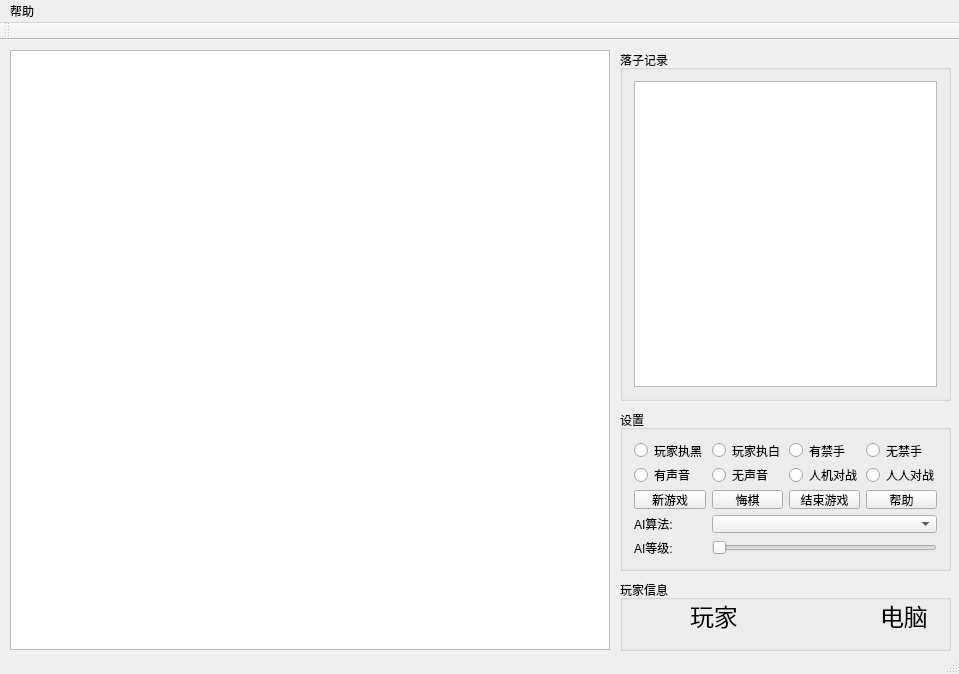
This is QtGomoku/QtGomoku/QtGomoku.ui in jiafeng5513/Gomoku as Qt 5 draws it before an edit. The edited form follows.
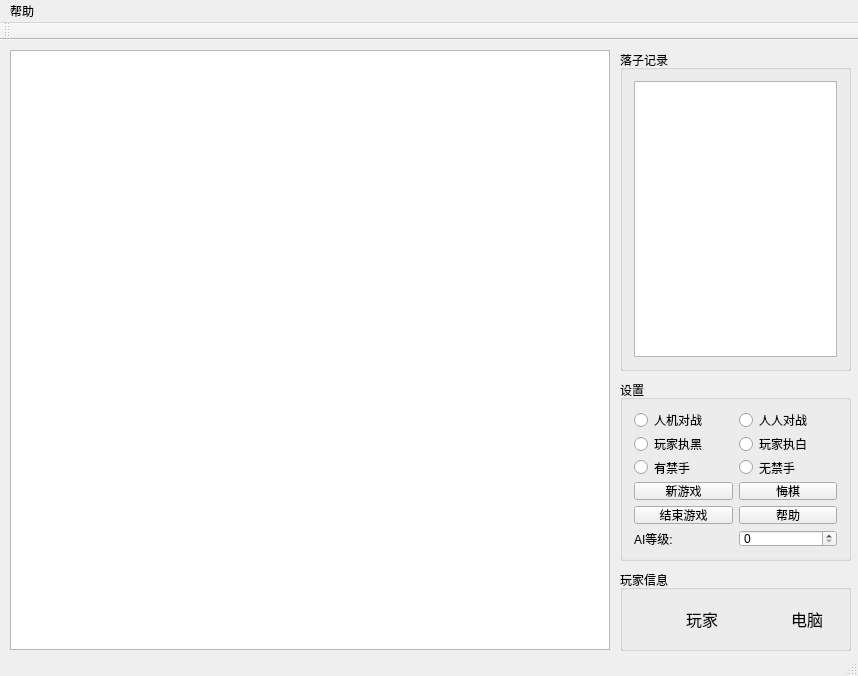
This is the edited form. Icons and pictures are not drawn.

Diff of the .ui file:
```diff
--- a/QtGomoku/QtGomoku/QtGomoku.ui
+++ b/QtGomoku/QtGomoku/QtGomoku.ui
@@ -9,8 +9,8 @@
    <rect>
     <x>0</x>
     <y>0</y>
-    <width>959</width>
-    <height>674</height>
+    <width>858</width>
+    <height>676</height>
    </rect>
   </property>
   <property name="sizePolicy">
@@ -20,7 +20,14 @@
    </sizepolicy>
   </property>
   <property name="windowTitle">
-   <string>QtGomoku</string>
+   <string>五子棋</string>
+  </property>
+  <property name="windowIcon">
+   <iconset resource="QtGomoku.qrc">
+    <normaloff>:/QtGomoku/Resources/Window.ico</normaloff>:/QtGomoku/Resources/Window.ico</iconset>
+  </property>
+  <property name="autoFillBackground">
+   <bool>false</bool>
   </property>
   <property name="styleSheet">
    <string notr="true">background-image: url(:/QtGomoku/Resources/bg.png);</string>
@@ -50,8 +57,8 @@
      <rect>
       <x>620</x>
       <y>10</y>
-      <width>331</width>
-      <height>351</height>
+      <width>231</width>
+      <height>321</height>
      </rect>
     </property>
     <property name="title">
@@ -67,23 +74,16 @@
     <property name="geometry">
      <rect>
       <x>620</x>
-      <y>370</y>
-      <width>331</width>
-      <height>161</height>
+      <y>340</y>
+      <width>231</width>
+      <height>181</height>
      </rect>
     </property>
     <property name="title">
      <string>设置</string>
     </property>
     <layout class="QGridLayout" name="gridLayout_2">
-     <item row="0" column="0">
-      <widget class="QRadioButton" name="radioButton_HumanBlack">
-       <property name="text">
-        <string>玩家执黑</string>
-       </property>
-      </widget>
-     </item>
-     <item row="4" column="0">
+     <item row="5" column="0">
       <widget class="QLabel" name="label_4">
        <property name="text">
         <string>AI等级:</string>
@@ -91,122 +91,95 @@
       </widget>
      </item>
      <item row="3" column="0">
-      <widget class="QLabel" name="label_3">
+      <widget class="QPushButton" name="pushButton_NewGame">
        <property name="text">
-        <string>AI算法:</string>
+        <string>新游戏</string>
        </property>
       </widget>
      </item>
-     <item row="3" column="1" colspan="3">
-      <widget class="QComboBox" name="comboBox_AiAlgorithm"/>
-     </item>
-     <item row="4" column="1" colspan="3">
-      <widget class="QSlider" name="horizontalSlider_AiLevel">
-       <property name="orientation">
-        <enum>Qt::Horizontal</enum>
-       </property>
-      </widget>
-     </item>
-     <item row="0" column="1">
+     <item row="1" column="1">
       <widget class="QRadioButton" name="radioButton_HumanWhite">
        <property name="text">
         <string>玩家执白</string>
        </property>
       </widget>
      </item>
-     <item row="1" column="2">
-      <widget class="QRadioButton" name="radioButton_PVE">
-       <property name="text">
-        <string>人机对战</string>
-       </property>
-      </widget>
-     </item>
-     <item row="0" column="2">
-      <widget class="QRadioButton" name="radioButton_EnableForbidden">
-       <property name="text">
-        <string>有禁手</string>
-       </property>
-      </widget>
-     </item>
-     <item row="0" column="3">
-      <widget class="QRadioButton" name="radioButton_UnableForbidden">
-       <property name="text">
-        <string>无禁手</string>
-       </property>
-      </widget>
-     </item>
      <item row="1" column="0">
-      <widget class="QRadioButton" name="radioButton_SoundOn">
+      <widget class="QRadioButton" name="radioButton_HumanBlack">
        <property name="text">
-        <string>有声音</string>
+        <string>玩家执黑</string>
        </property>
       </widget>
      </item>
-     <item row="1" column="1">
-      <widget class="QRadioButton" name="radioButton_SoundOff">
-       <property name="text">
-        <string>无声音</string>
-       </property>
-      </widget>
-     </item>
-     <item row="2" column="0">
-      <widget class="QPushButton" name="pushButton_NewGame">
-       <property name="text">
-        <string>新游戏</string>
-       </property>
-      </widget>
-     </item>
-     <item row="1" column="3">
-      <widget class="QRadioButton" name="radioButton_PVP">
-       <property name="text">
-        <string>人人对战</string>
-       </property>
-      </widget>
-     </item>
-     <item row="2" column="1">
+     <item row="3" column="1">
       <widget class="QPushButton" name="pushButton_Undo">
        <property name="text">
         <string>悔棋</string>
        </property>
       </widget>
      </item>
-     <item row="2" column="2">
+     <item row="4" column="1">
+      <widget class="QPushButton" name="pushButton_Help">
+       <property name="text">
+        <string>帮助</string>
+       </property>
+      </widget>
+     </item>
+     <item row="2" column="1">
+      <widget class="QRadioButton" name="radioButton_UnableForbidden">
+       <property name="text">
+        <string>无禁手</string>
+       </property>
+      </widget>
+     </item>
+     <item row="0" column="0">
+      <widget class="QRadioButton" name="radioButton_PVE">
+       <property name="text">
+        <string>人机对战</string>
+       </property>
+      </widget>
+     </item>
+     <item row="4" column="0">
       <widget class="QPushButton" name="pushButton_StopGame">
        <property name="text">
         <string>结束游戏</string>
        </property>
       </widget>
      </item>
-     <item row="2" column="3">
-      <widget class="QPushButton" name="pushButton_Help">
+     <item row="0" column="1">
+      <widget class="QRadioButton" name="radioButton_PVP">
        <property name="text">
-        <string>帮助</string>
+        <string>人人对战</string>
        </property>
       </widget>
      </item>
+     <item row="2" column="0">
+      <widget class="QRadioButton" name="radioButton_EnableForbidden">
+       <property name="text">
+        <string>有禁手</string>
+       </property>
+      </widget>
+     </item>
+     <item row="5" column="1">
+      <widget class="QSpinBox" name="spinBox"/>
+     </item>
     </layout>
    </widget>
    <widget class="QGroupBox" name="groupBox_3">
     <property name="geometry">
      <rect>
       <x>620</x>
-      <y>540</y>
-      <width>331</width>
-      <height>71</height>
+      <y>530</y>
+      <width>231</width>
+      <height>81</height>
      </rect>
     </property>
     <property name="title">
      <string>玩家信息</string>
     </property>
+    <layout class="QHBoxLayout" name="horizontalLayout">
+     <item>
     <widget class="QLabel" name="label">
-     <property name="geometry">
-      <rect>
-       <x>20</x>
-       <y>20</y>
-       <width>41</width>
-       <height>41</height>
-      </rect>
-     </property>
      <property name="styleSheet">
       <string notr="true">background-image: url(:/QtGomoku/Resources/black.png);</string>
      </property>
@@ -214,60 +187,44 @@
       <string/>
      </property>
     </widget>
-    <widget class="QLabel" name="label_2">
-     <property name="geometry">
-      <rect>
-       <x>210</x>
-       <y>20</y>
-       <width>41</width>
-       <height>41</height>
-      </rect>
-     </property>
-     <property name="styleSheet">
-      <string notr="true">background-image: url(:/QtGomoku/Resources/white.png);</string>
-     </property>
-     <property name="text">
-      <string/>
-     </property>
-    </widget>
+     </item>
+     <item>
     <widget class="QLabel" name="label_BlackOwner">
-     <property name="geometry">
-      <rect>
-       <x>70</x>
-       <y>20</y>
-       <width>48</width>
-       <height>31</height>
-      </rect>
-     </property>
      <property name="font">
       <font>
        <family>微软雅黑 Light</family>
-       <pointsize>18</pointsize>
+         <pointsize>12</pointsize>
       </font>
      </property>
      <property name="text">
       <string>玩家</string>
      </property>
     </widget>
+     </item>
+     <item>
+      <widget class="QLabel" name="label_2">
+       <property name="styleSheet">
+        <string notr="true">border-image: url(:/QtGomoku/Resources/white.png);</string>
+       </property>
+       <property name="text">
+        <string/>
+       </property>
+      </widget>
+     </item>
+     <item>
     <widget class="QLabel" name="label_WhiteOwner">
-     <property name="geometry">
-      <rect>
-       <x>260</x>
-       <y>20</y>
-       <width>48</width>
-       <height>31</height>
-      </rect>
-     </property>
      <property name="font">
       <font>
        <family>微软雅黑 Light</family>
-       <pointsize>18</pointsize>
+         <pointsize>12</pointsize>
       </font>
      </property>
      <property name="text">
       <string>电脑</string>
      </property>
     </widget>
+     </item>
+    </layout>
    </widget>
   </widget>
   <widget class="QMenuBar" name="menuBar">
@@ -275,7 +232,7 @@
     <rect>
      <x>0</x>
      <y>0</y>
-     <width>959</width>
+     <width>858</width>
      <height>23</height>
     </rect>
    </property>
```
Left out of the diff: 24 changed lines with no effect on the pictures. Lines whose indentation alone changed are shown as unchanged.
